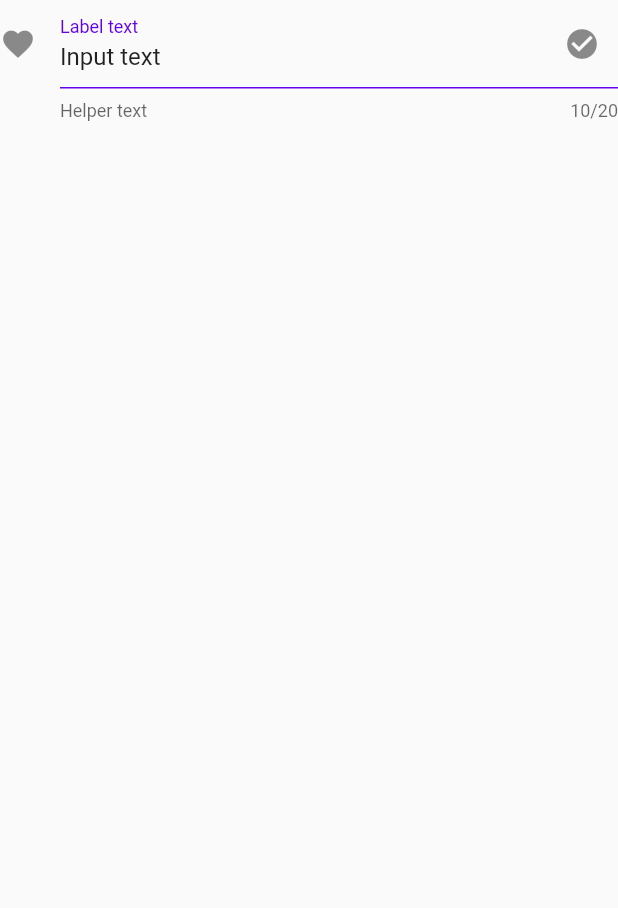
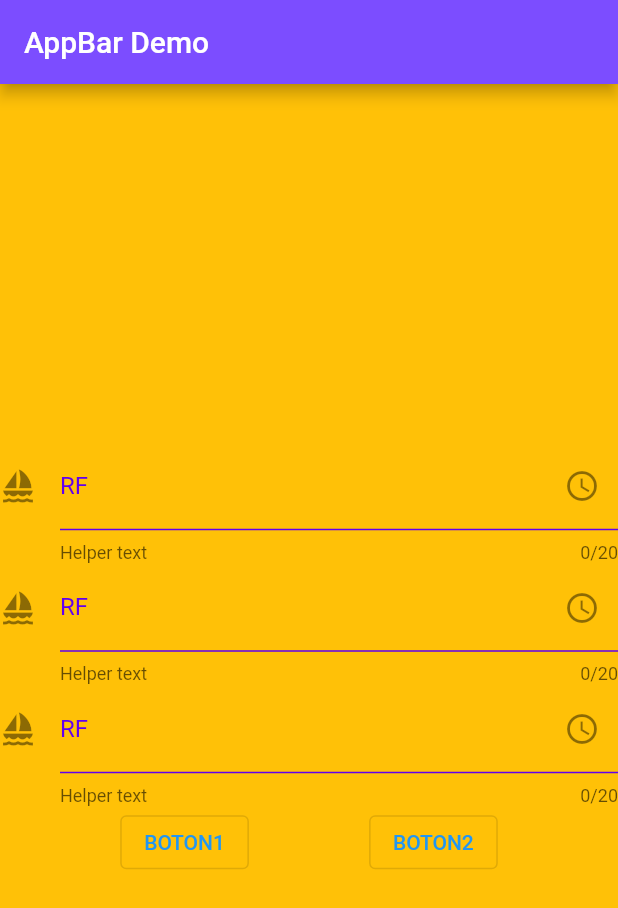
Before and after one commit to 4yony4/flutter_chat, a Flutter app: the screen it shows after launch, on a phone screen of 412 x 824 dp. Shown: the top 908 px of the screen. Run offline on Flutter 3.47's test engine with Material 2 defaults, Android fonts, the phone set to English and light mode, and no system bars; our stand-ins replace firebase_auth, firebase_core; accounts and stored records are empty.

Commit message:
Agregado funcionalidades del video y de gestion del inputtext

```diff
--- a/lib/src/App2.dart
+++ b/lib/src/App2.dart
@@ -1,34 +1,58 @@
 
 
 import 'package:flutter/material.dart';
+import 'package:flutter_chat/src/custom_views/RFInputText2.dart';
 
 class App2 extends StatelessWidget{
-  const App2({Key? key}) : super(key:key);
+  App2({Key? key}) : super(key:key);
+
+  final myControllerInput1 = TextEditingController();
+  final myControllerInput2 = TextEditingController();
+  final myControllerInput3 = TextEditingController();
+
+
+  void btn1Pressed(){
+    print("------------->>>>>>>>>>>>>>>> HOLA!!!!! "+myControllerInput1.text);
+
+  }
 
   @override
   Widget build(BuildContext context) {
+
     return MaterialApp(
       home:  Scaffold(
-        body: TextFormField(
-          cursorColor: Colors.deepOrange,
-          initialValue: 'Input text',
-          maxLength: 20,
-          decoration: InputDecoration(
-            icon: Icon(Icons.favorite),
-            labelText: 'Label text',
-            labelStyle: TextStyle(
-              color: Color(0xFF6200EE),
-            ),
-            helperText: 'Helper text',
-            suffixIcon: Icon(
-              Icons.check_circle,
-            ),
-            enabledBorder: UnderlineInputBorder(
-              borderSide: BorderSide(color: Color(0xFF6200EE)),
-            ),
+        appBar: AppBar(
+          title: const Text('AppBar Demo'),
+          backgroundColor: Colors.deepPurpleAccent,
+        ),
+        body:Center(
+          child: Column(
+            mainAxisAlignment: MainAxisAlignment.center,
+            children: [
+              RFInputText2(myController: myControllerInput1),
+              RFInputText2(myController: myControllerInput2),
+              RFInputText2(myController: myControllerInput3),
+              Row(
+                mainAxisAlignment: MainAxisAlignment.spaceEvenly,
+                children: [
+                  OutlinedButton(
+                    onPressed: btn1Pressed,
+                    child: Text("BOTON1"),
+                  ),
+                  OutlinedButton(
+                    onPressed: () {
+                      // Respond to button press
+                      print("PRESIONASTES BOTON 2");
+                    },
+                    child: Text("BOTON2"),
+                  )
+                ],
+              )
+            ],
+
           ),
         ),
-
+        backgroundColor: Colors.amber,
       ),
 
 
--- a/lib/src/NameBox.dart
+++ b/lib/src/custom_views/NameBox.dart
@@ -12,7 +12,7 @@ class NameBox extends StatelessWidget {
     return DecoratedBox(
       decoration: BoxDecoration(color: Colors.lightBlueAccent),
       child: Padding(
-        padding: const EdgeInsets.all(8.0),
+        padding: const EdgeInsets.all(18.0),
         child: Text(name),
       ),
     );
--- /dev/null
+++ b/lib/src/custom_views/RFInputText2.dart
@@ -0,0 +1,36 @@
+
+
+
+import 'package:flutter/material.dart';
+
+class RFInputText2 extends StatelessWidget{
+
+  const RFInputText2({Key? key, required this.myController}) : super(key:key);
+
+  final TextEditingController myController;
+
+  @override
+  Widget build(BuildContext context) {
+    return TextFormField(
+      controller: myController,
+      cursorColor: Colors.deepOrange,
+      maxLength: 20,
+      decoration: InputDecoration(
+        icon: Icon(Icons.sailing),
+        labelText: 'RF ',
+        labelStyle: TextStyle(
+          color: Color(0xFF6200EE),
+        ),
+        helperText: 'Helper text',
+        suffixIcon: Icon(
+          Icons.access_time,
+        ),
+        enabledBorder: UnderlineInputBorder(
+          borderSide: BorderSide(color: Color(0xFF6200EE)),
+        ),
+      ),
+
+    );
+  }
+
+}
--- a/pubspec.yaml
+++ b/pubspec.yaml
@@ -33,7 +33,10 @@ dependencies:
 
   # The following adds the Cupertino Icons font to your application.
   # Use with the CupertinoIcons class for iOS style icons.
-  cupertino_icons: ^1.0.2
+  cupertino_icons: ^1.0.5
+  firebase_core: ^1.22.0
+  firebase_auth: ^3.9.0
+
 
 dev_dependencies:
   flutter_test:
```
Also changed, not shown: lib/main.dart (+23 -2 lines), lib/src/App.dart (+11 -22 lines), lib/src/custom_views/RFInputText.dart (added, +44 -0 lines), lib/src/login_views/LoginView.dart (added, +85 -0 lines), lib/src/login_views/RegisterView.dart (added, +63 -0 lines), lib/firebase_options.dart (added), pubspec.lock, 6 other files.
